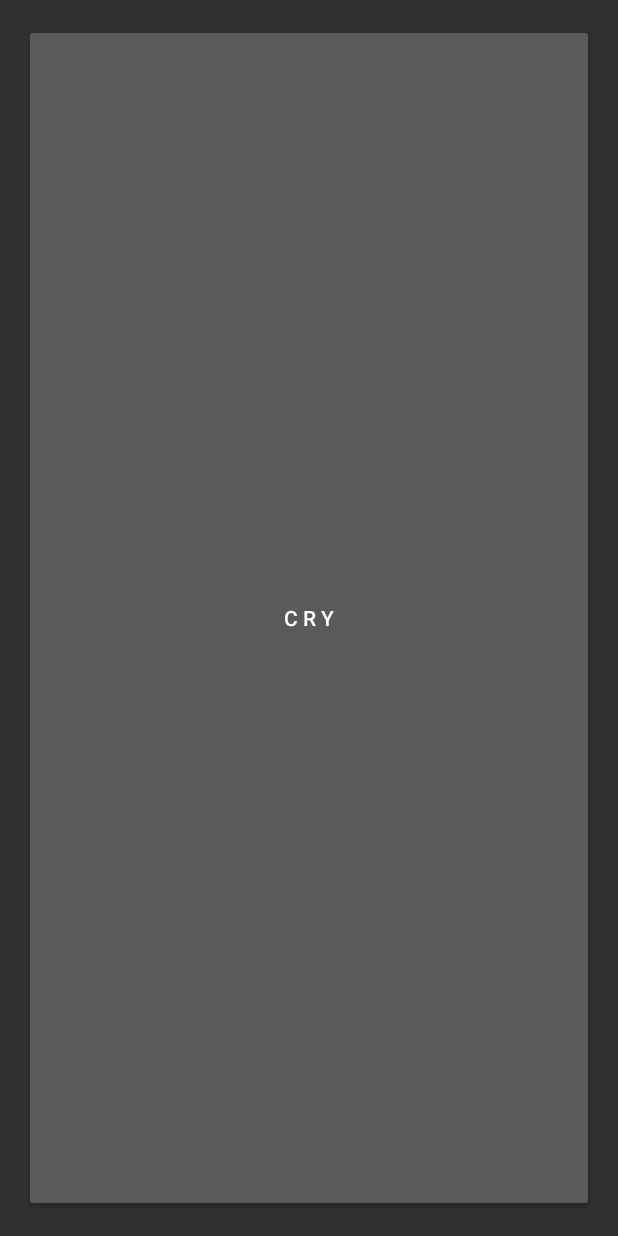
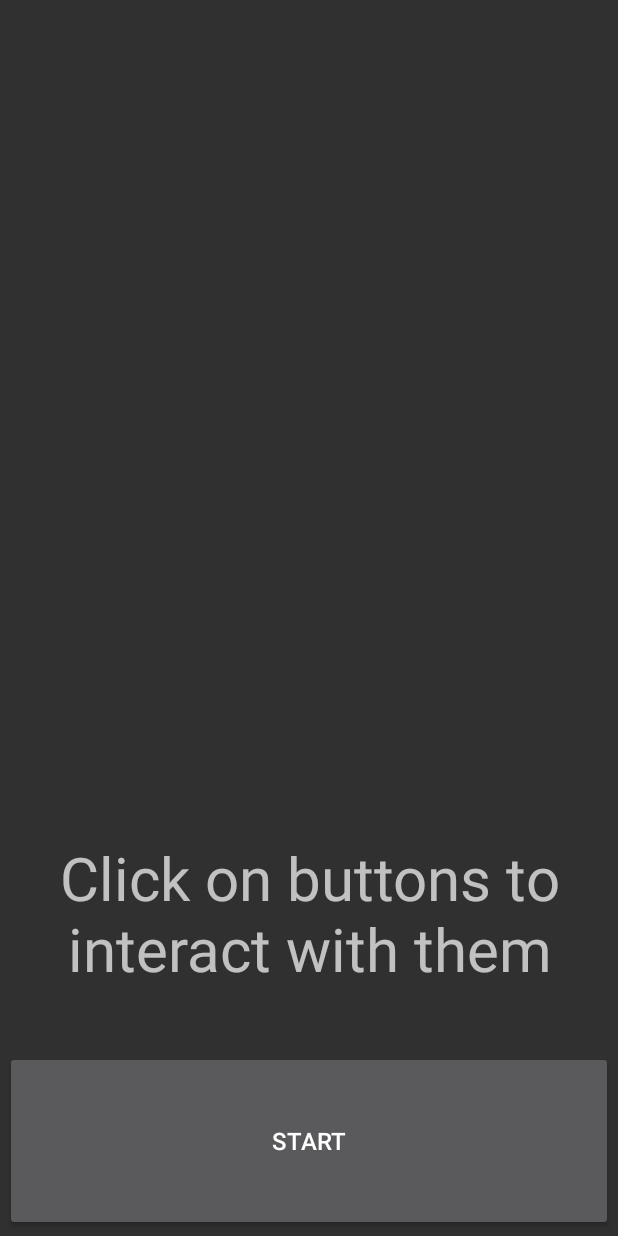
Before and after one commit to FRC4946/2025-Scouting-App, an Android app: the screen it shows after launch (MainActivity), on a phone screen of 412 x 824 dp. Run offline under Robolectric (Android 15) with nearby library versions, the phone set to English and light mode, and no system bars.

Commit message:
Slightly preparing for tooltips

```diff
--- a/app/src/main/java/com/example/a2024scoutingapp/MainActivity.java
+++ b/app/src/main/java/com/example/a2024scoutingapp/MainActivity.java
@@ -17,6 +17,7 @@ public class MainActivity extends AppCompatActivity {
     private ScoutingForm m_currentForm = new ScoutingForm();
     private String m_loadName;
     private Button start;
+    private String[] Tips = {"Click on buttons to interact with them", "Be a good scout, team needs you!", "Be careful in the pits", "Fixing errors", "Watching Declan yell at his computer", "Cross-checking scouting data", "Creeper? Aw man"};
 
     @SuppressLint("ClickableViewAccessibility")
     @Override
--- a/app/src/main/res/layout/activity_main1.xml
+++ b/app/src/main/res/layout/activity_main1.xml
@@ -1,12 +1,62 @@
+<?xml version="1.0" encoding="utf-8"?>
 <LinearLayout xmlns:android="http://schemas.android.com/apk/res/android"
+    xmlns:tools="http://schemas.android.com/tools"
     android:layout_width="match_parent"
     android:layout_height="match_parent"
-    android:orientation="vertical"
-    android:padding="16dp">
+    android:orientation="vertical" >
+    <LinearLayout
+        android:layout_width="match_parent"
+        android:layout_weight="1"
+        android:orientation="horizontal"
+        android:layout_height="match_parent">
 
-    <Button
-        android:id="@+id/start"
+        <LinearLayout
+            android:layout_width="match_parent"
+            android:layout_weight="1"
+            android:orientation="vertical"
+            android:layout_height="match_parent">
+
+            <Space
+                android:layout_width="match_parent"
+                android:layout_weight="1"
+                android:text="Algae"
+                android:textSize="23dp"
+                android:textAlignment="center"
+                android:layout_height="match_parent"/>
+            <TextView
+                android:layout_width="match_parent"
+                android:layout_weight="4"
+                android:id="@+id/loadingscreentip"
+                android:textSize="40dp"
+                android:textAlignment="center"
+                android:layout_height="match_parent"
+                android:text="Click on buttons to interact with them"/>
+
+
+        </LinearLayout>
+
+
+
+
+
+    </LinearLayout>
+    <LinearLayout
         android:layout_width="match_parent"
         android:layout_height="match_parent"
-        android:text="C R Y"/>
+        android:orientation="horizontal"
+        android:layout_weight="5.5">
+
+
+        <Button
+            android:id="@+id/start"
+            android:layout_width="match_parent"
+            android:layout_height="match_parent"
+            android:layout_weight="1"
+            android:layout_margin="3dp"
+            android:text="Start"
+            android:textAlignment="center"
+            android:textSize="16dp" />
+
+    </LinearLayout>
+
 </LinearLayout>
```
